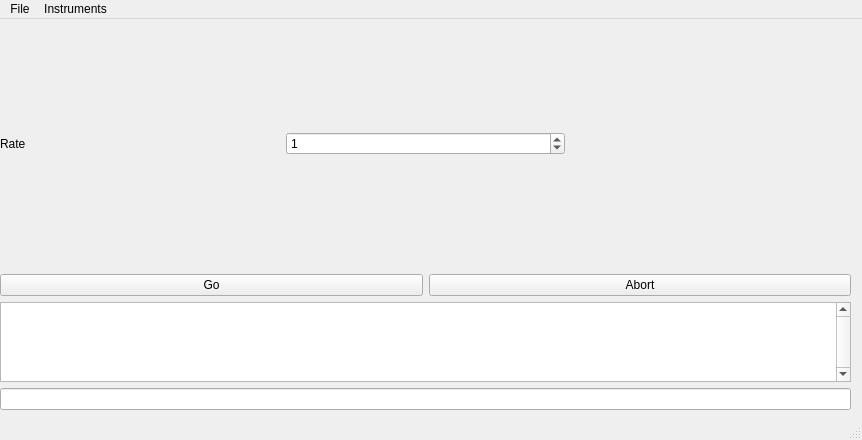
First picture: the form in test.ui, repository SchusterLab/slab, before the edit.
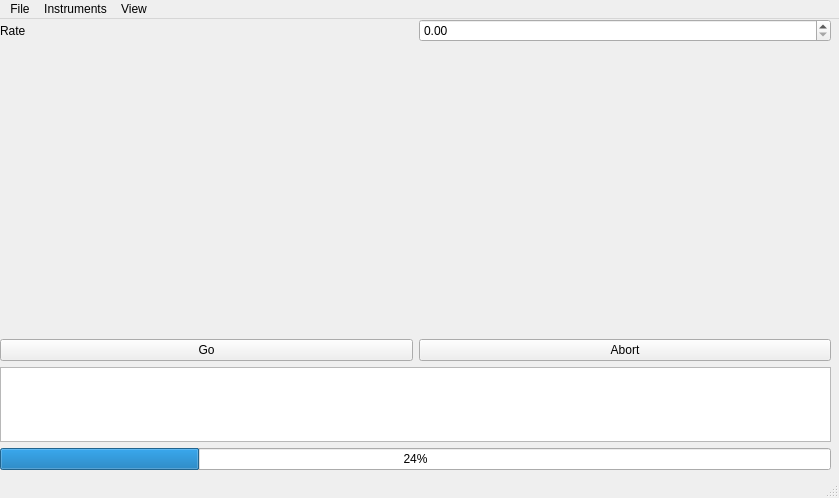
Second picture: the form after the edit. Custom widgets are drawn as their Qt base class.

Commit message: Added status / progress functionality similar to msg Menu actions to hide/show msg_box & progressBar Fixed bug in automatic registration of doubleSpinBoxes

The edit to the form file:
```diff
--- a/test.ui
+++ b/test.ui
@@ -6,8 +6,8 @@
    <rect>
     <x>0</x>
     <y>0</y>
-    <width>862</width>
-    <height>440</height>
+    <width>839</width>
+    <height>498</height>
    </rect>
   </property>
   <property name="windowTitle">
@@ -19,8 +19,8 @@
      <rect>
       <x>0</x>
       <y>0</y>
-      <width>851</width>
-      <height>391</height>
+      <width>831</width>
+      <height>451</height>
      </rect>
     </property>
     <layout class="QVBoxLayout" name="verticalLayout">
@@ -34,23 +34,13 @@
         </widget>
        </item>
        <item>
-        <widget class="QSpinBox" name="param_rate">
-         <property name="minimumSize">
-          <size>
-           <width>100</width>
-           <height>0</height>
-          </size>
-         </property>
-         <property name="value">
-          <number>1</number>
-         </property>
-        </widget>
-       </item>
-       <item>
-        <widget class="QwtPlot" name="qwtPlot"/>
+        <widget class="SlabSpinBox" name="param_rate"/>
        </item>
       </layout>
      </item>
+     <item>
+      <widget class="QwtPlot" name="qwtPlot"/>
+     </item>
      <item>
       <layout class="QHBoxLayout" name="horizontalLayout_2">
        <item>
@@ -80,23 +70,29 @@
        <property name="maximumSize">
         <size>
          <width>16777215</width>
-         <height>80</height>
+         <height>75</height>
         </size>
        </property>
-       <property name="verticalScrollBarPolicy">
-        <enum>Qt::ScrollBarAlwaysOn</enum>
+       <property name="font">
+        <font>
+         <family>Lucida Grande</family>
+        </font>
        </property>
        <property name="html">
         <string>&lt;!DOCTYPE HTML PUBLIC &quot;-//W3C//DTD HTML 4.0//EN&quot; &quot;http://www.w3.org/TR/REC-html40/strict.dtd&quot;&gt;
 &lt;html&gt;&lt;head&gt;&lt;meta name=&quot;qrichtext&quot; content=&quot;1&quot; /&gt;&lt;style type=&quot;text/css&quot;&gt;
 p, li { white-space: pre-wrap; }
 &lt;/style&gt;&lt;/head&gt;&lt;body style=&quot; font-family:'Lucida Grande'; font-size:13pt; font-weight:400; font-style:normal;&quot;&gt;
-&lt;p style=&quot;-qt-paragraph-type:empty; margin-top:0px; margin-bottom:0px; margin-left:0px; margin-right:0px; -qt-block-indent:0; text-indent:0px; font-family:'MS Shell Dlg 2'; font-size:8pt;&quot;&gt;&lt;/p&gt;&lt;/body&gt;&lt;/html&gt;</string>
+&lt;p style=&quot;-qt-paragraph-type:empty; margin-top:0px; margin-bottom:0px; margin-left:0px; margin-right:0px; -qt-block-indent:0; text-indent:0px;&quot;&gt;&lt;/p&gt;&lt;/body&gt;&lt;/html&gt;</string>
        </property>
       </widget>
      </item>
      <item>
-      <widget class="QLineEdit" name="cmd_lineEdit"/>
+      <widget class="QProgressBar" name="progressBar">
+       <property name="value">
+        <number>24</number>
+       </property>
+      </widget>
      </item>
     </layout>
    </widget>
@@ -106,7 +102,7 @@
     <rect>
      <x>0</x>
      <y>0</y>
-     <width>862</width>
+     <width>839</width>
      <height>22</height>
     </rect>
    </property>
@@ -129,8 +125,16 @@
      <string>Instruments</string>
     </property>
    </widget>
+   <widget class="QMenu" name="menuView">
+    <property name="title">
+     <string>View</string>
+    </property>
+    <addaction name="actionShow_Message_Box"/>
+    <addaction name="actionShow_Progress_Bar"/>
+   </widget>
    <addaction name="menuFile"/>
    <addaction name="menuInstruments"/>
+   <addaction name="menuView"/>
   </widget>
   <widget class="QStatusBar" name="statusbar"/>
   <action name="actionExperimental_Settings">
@@ -155,6 +159,11 @@
    <extends>QFrame</extends>
    <header>qwt_plot.h</header>
   </customwidget>
+  <customwidget>
+   <class>SlabSpinBox</class>
+   <extends>QDoubleSpinBox</extends>
+   <header>widgets.h</header>
+  </customwidget>
  </customwidgets>
  <resources/>
  <connections/>
```
Left out of the diff: 57 changed lines with no effect on the pictures. The commit also changes 4 other files.
